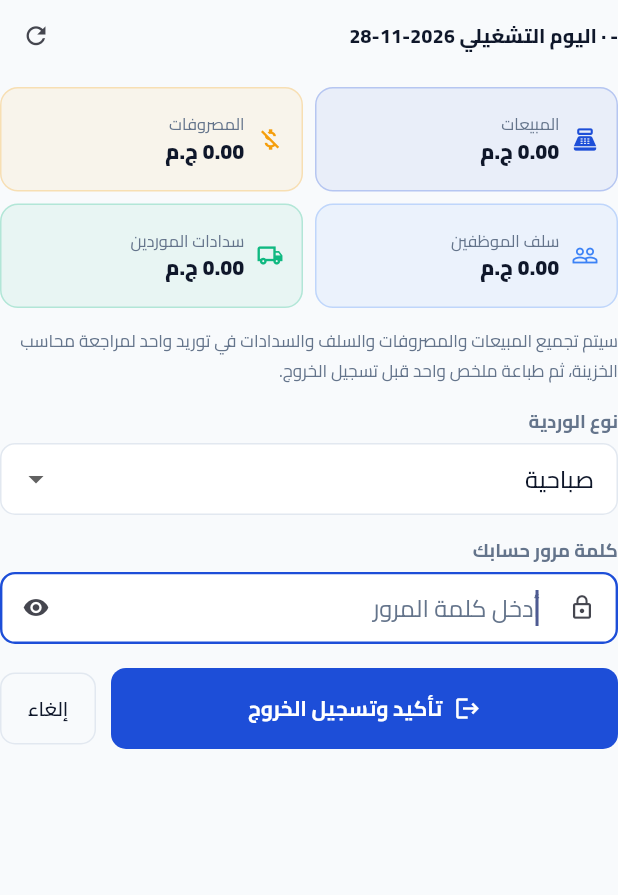
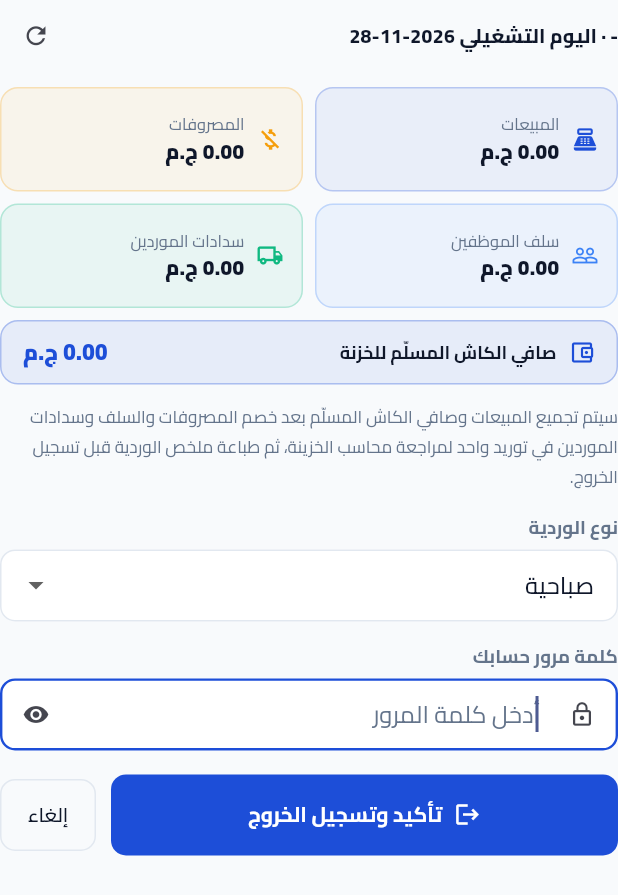
Before and after one commit to K-AlRashedy/ElrashedyPOS, a Flutter app: the _LogoutForm widget shown alone on an empty page, opened directly, on a phone screen of 412 x 824 dp. Shown: the top 895 px of the screen. Run offline on Flutter 3.47's test engine with Material 3 defaults, Android fonts, the phone set to English and light mode, and no system bars; our stand-ins replace flutter_secure_storage, package_info_plus, pdf, printing, sqflite_common_ffi; missing offline and left inert: dart:ffi, window_manager; accounts and stored records are empty.

Commit message:
Release POS v1.0.5: Align shift accounting and net cash delivered to safe

```diff
--- a/lib/core/api_client.dart
+++ b/lib/core/api_client.dart
@@ -121,6 +121,8 @@ class ShiftSummary {
     this.shift = '',
     this.shiftLabel = '',
     this.realAmount = '0',
+    this.cashSales,
+    this.netCash,
     this.deliveryFees = '0',
     this.orderCount = 0,
     this.categories = const [],
@@ -144,6 +146,8 @@ class ShiftSummary {
   final String shift;
   final String shiftLabel;
   final String realAmount;
+  final String? cashSales;
+  final String? netCash;
   final String deliveryFees;
   final int orderCount;
   final List<ShiftCategorySummary> categories;
@@ -157,6 +161,14 @@ class ShiftSummary {
   int get suppliersCents => toCents(suppliers);
   int get realAmountCents => toCents(realAmount);
   int get deliveryFeesCents => toCents(deliveryFees);
+  int get cashSalesCents => cashSales != null
+      ? toCents(cashSales!)
+      : payments
+            .where((payment) => payment.value == 'cash')
+            .fold<int>(0, (sum, payment) => sum + payment.amountCents);
+  int get netCashCents => netCash != null
+      ? toCents(netCash!)
+      : cashSalesCents - expensesCents - advancesCents - suppliersCents;
 
   factory ShiftSummary.fromJson(Map<String, dynamic> json) => ShiftSummary(
     operationalDate: json['operational_date'] as String? ?? '',
@@ -181,7 +193,10 @@ class ShiftSummary {
     cashierName: json['cashier_name'] as String? ?? '',
     shift: json['shift'] as String? ?? '',
     shiftLabel: json['shift_label'] as String? ?? '',
-    realAmount: json['real_amount']?.toString() ?? '0',
+    realAmount:
+        json['real_amount']?.toString() ?? json['sales']?.toString() ?? '0',
+    cashSales: json['cash_sales']?.toString(),
+    netCash: json['net_cash']?.toString(),
     deliveryFees: json['delivery_fees']?.toString() ?? '0',
     orderCount: (json['order_count'] as num?)?.toInt() ?? 0,
     categories: (json['categories'] as List<dynamic>? ?? [])
--- a/lib/printing/receipt.dart
+++ b/lib/printing/receipt.dart
@@ -389,6 +389,13 @@ List<ReceiptElement> buildShiftSummaryReceipt(
     ..add(const ReceiptElement.divider())
     ..add(
       ReceiptElement.text(
+        'صافي الكاش المسلّم للخزنة: ${formatCents(summary.netCashCents)} ج.م',
+        size: ReceiptSize.large,
+        bold: true,
+      ),
+    )
+    ..add(
+      ReceiptElement.text(
         'إجمالي الوردية: ${formatCents(summary.realAmountCents)} ج.م',
         size: ReceiptSize.huge,
         bold: true,
--- a/lib/ui/dialogs/shift_dialog.dart
+++ b/lib/ui/dialogs/shift_dialog.dart
@@ -193,6 +193,51 @@ class _LogoutFormState extends State<_LogoutForm> {
               ),
             ],
           ),
+          const SizedBox(height: 8),
+          Container(
+            padding: const EdgeInsets.symmetric(horizontal: 14, vertical: 10),
+            decoration: BoxDecoration(
+              color: (summary != null && summary.netCashCents < 0
+                      ? PosColors.danger
+                      : PosColors.brand)
+                  .withValues(alpha: 0.08),
+              borderRadius: BorderRadius.circular(12),
+              border: Border.all(
+                color: (summary != null && summary.netCashCents < 0
+                        ? PosColors.danger
+                        : PosColors.brand)
+                    .withValues(alpha: 0.3),
+              ),
+            ),
+            child: Row(
+              children: [
+                Icon(
+                  Icons.account_balance_wallet_outlined,
+                  size: 18,
+                  color: summary != null && summary.netCashCents < 0
+                      ? PosColors.danger
+                      : PosColors.brand,
+                ),
+                const SizedBox(width: 8),
+                const Expanded(
+                  child: Text(
+                    'صافي الكاش المسلّم للخزنة',
+                    style: TextStyle(fontSize: 12, fontWeight: FontWeight.w700),
+                  ),
+                ),
+                Text(
+                  '${formatCents(summary?.netCashCents ?? 0)} ج.م',
+                  style: TextStyle(
+                    fontWeight: FontWeight.w900,
+                    fontSize: 15,
+                    color: summary != null && summary.netCashCents < 0
+                        ? PosColors.danger
+                        : PosColors.brand,
+                  ),
+                ),
+              ],
+            ),
+          ),
           const SizedBox(height: 12),
           if (app.pendingCount > 0)
             Container(
@@ -257,7 +302,7 @@ class _LogoutFormState extends State<_LogoutForm> {
             )
           else
             const Text(
-              'سيتم تجميع المبيعات والمصروفات والسلف والسدادات في توريد واحد لمراجعة محاسب الخزينة، ثم طباعة ملخص واحد قبل تسجيل الخروج.',
+              'سيتم تجميع المبيعات وصافي الكاش المسلّم بعد خصم المصروفات والسلف وسدادات الموردين في توريد واحد لمراجعة محاسب الخزينة، ثم طباعة ملخص الوردية قبل تسجيل الخروج.',
               style: TextStyle(
                 fontSize: 11.5,
                 color: PosColors.muted,
@@ -407,7 +452,7 @@ class _SummaryTile extends StatelessWidget {
                 style: const TextStyle(fontSize: 11, color: PosColors.muted),
               ),
               Text(
-                '${formatCents(((double.tryParse(value) ?? 0) * 100).round())} ج.م',
+                '${formatCents(toCents(value.isEmpty ? '0' : value))} ج.م',
                 style: const TextStyle(
                   fontWeight: FontWeight.w900,
                   fontSize: 14,
--- a/pubspec.yaml
+++ b/pubspec.yaml
@@ -1,7 +1,7 @@
 name: elrashedy_pos
 description: "Al Rashedy desktop POS terminal — offline-first cashier client for the Django ERP."
 publish_to: "none"
-version: 1.0.4+5
+version: 1.0.5+6
 
 environment:
   sdk: ^3.13.7
```
Also changed, not shown: 2 other files.
